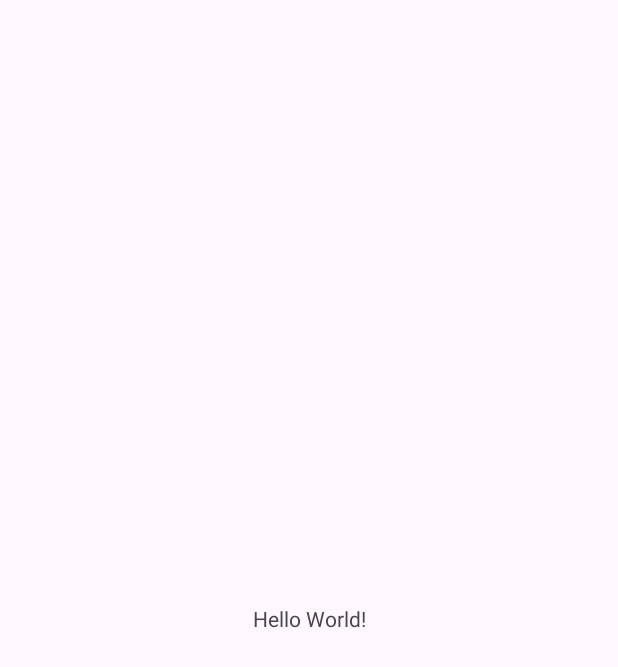
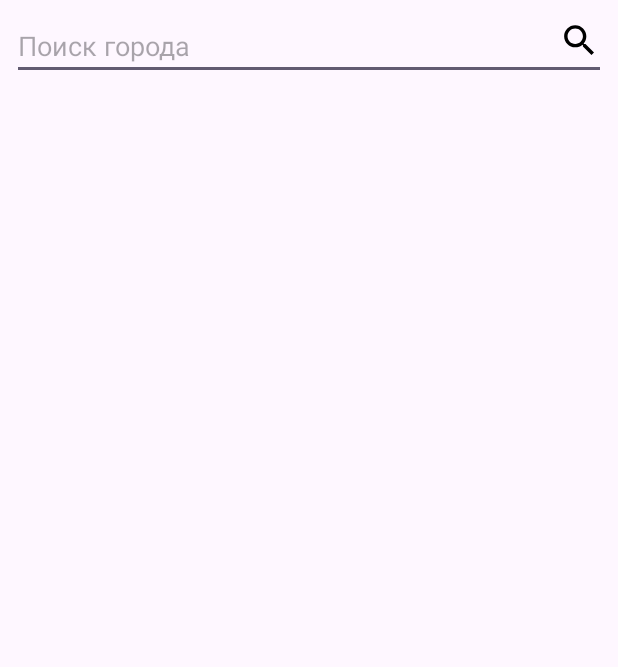
Before and after one commit to cyberTanos/Weather, an Android app: the screen it shows after launch (MainActivity), on a phone screen of 412 x 824 dp. Before the commit the part shown is almost empty. Shown: the top 667 px of the screen. Run offline under Robolectric (Android 15) with nearby library versions, the light colour scheme and no system bars; our stand-ins replace Dagger/Hilt's generated code.

Commit message:
TASK-2: Добавить экран WeatherFragment

```diff
--- /dev/null
+++ b/app/src/main/java/com/example/weather/model/presentation/Weather.kt
@@ -0,0 +1,6 @@
+package com.example.weather.model.presentation
+
+data class Weather(
+    val city: String,
+    val temp: String
+)
--- /dev/null
+++ b/app/src/main/java/com/example/weather/weather/WeatherFragment.kt
@@ -0,0 +1,56 @@
+package com.example.weather.weather
+
+import android.os.Bundle
+import android.view.LayoutInflater
+import android.view.View
+import android.view.ViewGroup
+import androidx.fragment.app.Fragment
+import androidx.fragment.app.viewModels
+import androidx.lifecycle.Lifecycle
+import androidx.lifecycle.lifecycleScope
+import androidx.lifecycle.repeatOnLifecycle
+import com.example.weather.R
+import com.example.weather.databinding.FragmentWeatherBinding
+import com.example.weather.weather.WeatherAction.SearchCity
+import com.example.weather.weather.WeatherState.Error
+import com.example.weather.weather.WeatherState.Success
+import dagger.hilt.android.AndroidEntryPoint
+import kotlinx.coroutines.launch
+
+@AndroidEntryPoint
+class WeatherFragment : Fragment(R.layout.fragment_weather) {
+
+    private lateinit var binding: FragmentWeatherBinding
+    private val adapter = WeatherAdapter()
+    private val vm: WeatherVM by viewModels()
+
+    override fun onCreateView(inflater: LayoutInflater, container: ViewGroup?, savedInstanceState: Bundle?): View? {
+        binding = FragmentWeatherBinding.inflate(inflater, container, false)
+
+        observeState()
+        bindUI()
+        binding.searchCityView.setOnClickListener {
+            vm.doAction(SearchCity(binding.searchCityView.text.toString()))
+        }
+
+        return binding.root
+    }
+
+    private fun bindUI() {
+        binding.recyclerWeather.adapter = adapter
+    }
+
+    private fun observeState() {
+        lifecycleScope.launch {
+            repeatOnLifecycle(Lifecycle.State.CREATED) {
+                vm.state.collect { state ->
+                    when (state) {
+                        is Error -> binding.errorCity.text = state.errorMessage
+                        is Success -> adapter.submitList(state.weathers)
+                    }
+                }
+            }
+
+        }
+    }
+}
--- /dev/null
+++ b/app/src/main/java/com/example/weather/weather/WeatherVM.kt
@@ -0,0 +1,39 @@
+package com.example.weather.weather
+
+import androidx.lifecycle.ViewModel
+import com.example.weather.model.presentation.Weather
+import com.example.weather.weather.WeatherAction.SearchCity
+import com.example.weather.weather.WeatherState.Error
+import com.example.weather.weather.WeatherState.Loading
+import com.example.weather.weather.WeatherState.Success
+import dagger.hilt.android.lifecycle.HiltViewModel
+import javax.inject.Inject
+import kotlinx.coroutines.flow.MutableStateFlow
+
+@HiltViewModel
+class WeatherVM @Inject constructor(
+
+) : ViewModel() {
+
+    val state = MutableStateFlow<WeatherState>(Loading)
+
+    fun doAction(action: WeatherAction) {
+        when (action) {
+            is SearchCity -> fetchCity(action.city)
+        }
+    }
+
+    private fun fetchCity(city: String) {
+        if (city.length >= 3) {
+            state.value = Success(
+                listOf(
+                    Weather(city = city, temp = "222")
+                )
+            )
+        } else {
+            state.value = Error(
+                errorMessage = "Введите город"
+            )
+        }
+    }
+}
--- /dev/null
+++ b/app/src/main/res/drawable/search_city_button.xml
@@ -0,0 +1,5 @@
+<vector android:height="24dp" android:tint="#000000"
+    android:viewportHeight="24" android:viewportWidth="24"
+    android:width="24dp" xmlns:android="http://schemas.android.com/apk/res/android">
+    <path android:fillColor="@android:color/white" android:pathData="M15.5,14h-0.79l-0.28,-0.27C15.41,12.59 16,11.11 16,9.5 16,5.91 13.09,3 9.5,3S3,5.91 3,9.5 5.91,16 9.5,16c1.61,0 3.09,-0.59 4.23,-1.57l0.27,0.28v0.79l5,4.99L20.49,19l-4.99,-5zM9.5,14C7.01,14 5,11.99 5,9.5S7.01,5 9.5,5 14,7.01 14,9.5 11.99,14 9.5,14z"/>
+</vector>
--- a/app/src/main/res/layout/activity_main.xml
+++ b/app/src/main/res/layout/activity_main.xml
@@ -6,13 +6,16 @@
     android:layout_height="match_parent"
     tools:context=".MainActivity">
 
-    <TextView
-        android:layout_width="wrap_content"
-        android:layout_height="wrap_content"
-        android:text="Hello World!"
+    <fragment
+        android:id="@+id/navHostContainer"
+        android:name="androidx.navigation.fragment.NavHostFragment"
+        android:layout_width="0dp"
+        android:layout_height="0dp"
+        app:defaultNavHost="true"
         app:layout_constraintBottom_toBottomOf="parent"
         app:layout_constraintEnd_toEndOf="parent"
         app:layout_constraintStart_toStartOf="parent"
-        app:layout_constraintTop_toTopOf="parent" />
+        app:layout_constraintTop_toTopOf="parent"
+        app:navGraph="@navigation/nav_graph" />
 
 </androidx.constraintlayout.widget.ConstraintLayout>
--- /dev/null
+++ b/app/src/main/res/layout/fragment_weather.xml
@@ -0,0 +1,49 @@
+<?xml version="1.0" encoding="utf-8"?>
+<androidx.constraintlayout.widget.ConstraintLayout xmlns:android="http://schemas.android.com/apk/res/android"
+    xmlns:app="http://schemas.android.com/apk/res-auto"
+    xmlns:tools="http://schemas.android.com/tools"
+    android:layout_width="match_parent"
+    android:layout_height="match_parent">
+
+    <EditText
+        android:id="@+id/searchCityView"
+        android:layout_width="match_parent"
+        android:layout_height="wrap_content"
+        android:layout_margin="8dp"
+        android:hint="Поиск города"
+        app:layout_constraintEnd_toEndOf="parent"
+        app:layout_constraintStart_toStartOf="parent"
+        app:layout_constraintTop_toTopOf="parent" />
+
+    <ImageView
+        android:id="@+id/searchCityButton"
+        android:layout_width="35dp"
+        android:layout_height="35dp"
+        android:padding="4dp"
+        android:src="@drawable/search_city_button"
+        app:layout_constraintBottom_toBottomOf="@id/searchCityView"
+        app:layout_constraintEnd_toEndOf="@id/searchCityView"
+        app:layout_constraintTop_toTopOf="parent" />
+
+    <TextView
+        android:id="@+id/errorCity"
+        android:layout_width="wrap_content"
+        android:layout_height="wrap_content"
+        android:textColor="#F44336"
+        app:layout_constraintEnd_toEndOf="parent"
+        app:layout_constraintStart_toStartOf="parent"
+        app:layout_constraintTop_toBottomOf="@id/searchCityView"
+        tools:text="Введите город" />
+
+    <androidx.recyclerview.widget.RecyclerView
+        android:id="@+id/recyclerWeather"
+        android:layout_width="0dp"
+        android:layout_height="0dp"
+        app:layoutManager="androidx.recyclerview.widget.GridLayoutManager"
+        app:layout_constraintBottom_toBottomOf="parent"
+        app:layout_constraintEnd_toEndOf="parent"
+        app:layout_constraintStart_toStartOf="parent"
+        app:layout_constraintTop_toBottomOf="@id/searchCityView"
+        tools:listitem="@layout/item_weather" />
+
+</androidx.constraintlayout.widget.ConstraintLayout>
--- /dev/null
+++ b/app/src/main/res/navigation/nav_graph.xml
@@ -0,0 +1,13 @@
+<?xml version="1.0" encoding="utf-8"?>
+<navigation xmlns:android="http://schemas.android.com/apk/res/android"
+    xmlns:app="http://schemas.android.com/apk/res-auto"
+    xmlns:tools="http://schemas.android.com/tools"
+    android:id="@+id/nav_graph"
+    app:startDestination="@id/weatherFragment">
+
+    <fragment
+        android:id="@+id/weatherFragment"
+        android:name="com.example.weather.weather.WeatherFragment"
+        android:label="WeatherFragment"
+        tools:layout="@layout/fragment_weather" />
+</navigation>
```
Also changed, not shown: app/src/main/java/com/example/weather/weather/WeatherAdapter.kt (added, +41 -0 lines), app/src/main/java/com/example/weather/weather/WeatherContract.kt (added, +23 -0 lines), app/src/main/res/layout/item_weather.xml (added, +59 -0 lines).
